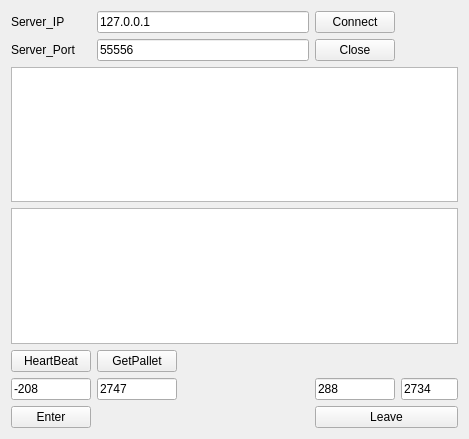
This is QT_TCP/clientPDS.ui in GoodTekken/qt_tcp_interface as Qt 5 draws it before an edit. The edited form follows.
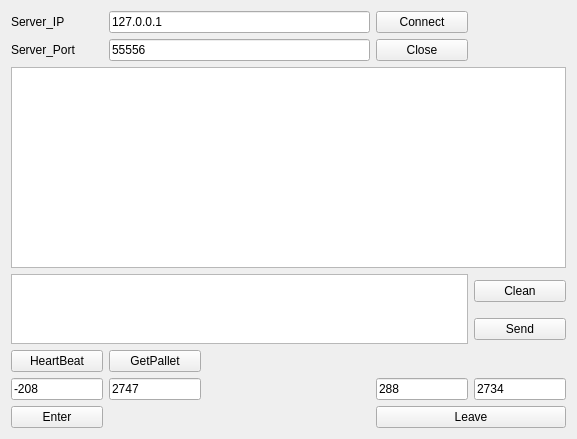
This is the edited form.

Commit message: add clean button and send button on clientpds.ui

Patch:
```diff
--- a/QT_TCP/clientPDS.ui
+++ b/QT_TCP/clientPDS.ui
@@ -6,7 +6,7 @@
    <rect>
     <x>0</x>
     <y>0</y>
-    <width>469</width>
+    <width>577</width>
     <height>439</height>
    </rect>
   </property>
@@ -14,75 +14,13 @@
    <string>Form</string>
   </property>
   <layout class="QGridLayout" name="gridLayout">
-   <item row="7" column="0">
-    <widget class="QPushButton" name="pushButtonEnter">
-     <property name="text">
-      <string>Enter</string>
-     </property>
-    </widget>
-   </item>
-   <item row="6" column="0">
-    <widget class="QLineEdit" name="lineEditLeftHole_X">
-     <property name="text">
-      <string>-208</string>
-     </property>
-    </widget>
-   </item>
-   <item row="3" column="0" colspan="5">
-    <widget class="QTextEdit" name="textEditWrite">
-     <property name="documentTitle">
-      <string/>
-     </property>
-    </widget>
-   </item>
-   <item row="7" column="1" colspan="2">
-    <spacer name="horizontalSpacer_2">
-     <property name="orientation">
-      <enum>Qt::Horizontal</enum>
-     </property>
-     <property name="sizeHint" stdset="0">
-      <size>
-       <width>206</width>
-       <height>20</height>
-      </size>
-     </property>
-    </spacer>
-   </item>
-   <item row="4" column="1">
-    <widget class="QPushButton" name="pushButtonSendGetPallet">
-     <property name="text">
-      <string>GetPallet</string>
-     </property>
-    </widget>
-   </item>
-   <item row="6" column="3">
+   <item row="11" column="3">
     <widget class="QLineEdit" name="lineEditRightHole_X">
      <property name="text">
       <string>288</string>
      </property>
     </widget>
    </item>
-   <item row="0" column="3">
-    <widget class="QPushButton" name="pushButtonConnect">
-     <property name="text">
-      <string>Connect</string>
-     </property>
-    </widget>
-   </item>
-   <item row="6" column="4">
-    <widget class="QLineEdit" name="lineEditRightHole_Y">
-     <property name="text">
-      <string>2734</string>
-     </property>
-    </widget>
-   </item>
-   <item row="0" column="0">
-    <widget class="QLabel" name="label_2">
-     <property name="text">
-      <string>Server_IP</string>
-     </property>
-    </widget>
-   </item>
    <item row="1" column="1" colspan="2">
     <widget class="QLineEdit" name="lineEditPort">
      <property name="text">
@@ -90,10 +28,10 @@
      </property>
     </widget>
    </item>
-   <item row="1" column="3">
-    <widget class="QPushButton" name="pushButtonClose">
+   <item row="0" column="0">
+    <widget class="QLabel" name="label_2">
      <property name="text">
-      <string>Close</string>
+      <string>Server_IP</string>
      </property>
     </widget>
    </item>
@@ -104,6 +42,47 @@
      </property>
     </widget>
    </item>
+   <item row="12" column="0">
+    <widget class="QPushButton" name="pushButtonEnter">
+     <property name="text">
+      <string>Enter</string>
+     </property>
+    </widget>
+   </item>
+   <item row="11" column="4">
+    <widget class="QLineEdit" name="lineEditRightHole_Y">
+     <property name="text">
+      <string>2734</string>
+     </property>
+    </widget>
+   </item>
+   <item row="12" column="3" colspan="2">
+    <widget class="QPushButton" name="pushButtonLeave">
+     <property name="text">
+      <string>Leave</string>
+     </property>
+    </widget>
+   </item>
+   <item row="12" column="1" colspan="2">
+    <spacer name="horizontalSpacer_2">
+     <property name="orientation">
+      <enum>Qt::Horizontal</enum>
+     </property>
+     <property name="sizeHint" stdset="0">
+      <size>
+       <width>206</width>
+       <height>20</height>
+      </size>
+     </property>
+    </spacer>
+   </item>
+   <item row="9" column="0">
+    <widget class="QPushButton" name="pushButtonHeartBeat">
+     <property name="text">
+      <string>HeartBeat</string>
+     </property>
+    </widget>
+   </item>
    <item row="0" column="1" colspan="2">
     <widget class="QLineEdit" name="lineEditIP">
      <property name="text">
@@ -111,23 +90,10 @@
      </property>
     </widget>
    </item>
-   <item row="6" column="2">
-    <spacer name="horizontalSpacer_4">
-     <property name="orientation">
-      <enum>Qt::Horizontal</enum>
-     </property>
-     <property name="sizeHint" stdset="0">
-      <size>
-       <width>178</width>
-       <height>20</height>
-      </size>
-     </property>
-    </spacer>
-   </item>
-   <item row="7" column="3" colspan="2">
-    <widget class="QPushButton" name="pushButtonLeave">
+   <item row="0" column="3">
+    <widget class="QPushButton" name="pushButtonConnect">
      <property name="text">
-      <string>Leave</string>
+      <string>Connect</string>
      </property>
     </widget>
    </item>
@@ -138,17 +104,65 @@
      </property>
     </widget>
    </item>
-   <item row="6" column="1">
+   <item row="1" column="3">
+    <widget class="QPushButton" name="pushButtonClose">
+     <property name="text">
+      <string>Close</string>
+     </property>
+    </widget>
+   </item>
+   <item row="11" column="1">
     <widget class="QLineEdit" name="lineEditLeftHole_Y">
      <property name="text">
       <string>2747</string>
      </property>
     </widget>
    </item>
-   <item row="4" column="0">
-    <widget class="QPushButton" name="pushButtonHeartBeat">
+   <item row="3" column="4">
+    <widget class="QPushButton" name="pushButtonClean">
      <property name="text">
-      <string>HeartBeat</string>
+      <string>Clean</string>
+     </property>
+    </widget>
+   </item>
+   <item row="9" column="1">
+    <widget class="QPushButton" name="pushButtonSendGetPallet">
+     <property name="text">
+      <string>GetPallet</string>
+     </property>
+    </widget>
+   </item>
+   <item row="11" column="2">
+    <spacer name="horizontalSpacer_4">
+     <property name="orientation">
+      <enum>Qt::Horizontal</enum>
+     </property>
+     <property name="sizeHint" stdset="0">
+      <size>
+       <width>178</width>
+       <height>20</height>
+      </size>
+     </property>
+    </spacer>
+   </item>
+   <item row="11" column="0">
+    <widget class="QLineEdit" name="lineEditLeftHole_X">
+     <property name="text">
+      <string>-208</string>
+     </property>
+    </widget>
+   </item>
+   <item row="4" column="4">
+    <widget class="QPushButton" name="pushButtonSend">
+     <property name="text">
+      <string>Send</string>
+     </property>
+    </widget>
+   </item>
+   <item row="3" column="0" rowspan="2" colspan="4">
+    <widget class="QTextEdit" name="textEditWrite">
+     <property name="documentTitle">
+      <string/>
      </property>
     </widget>
    </item>
```
The commit also changes 3 other files.
